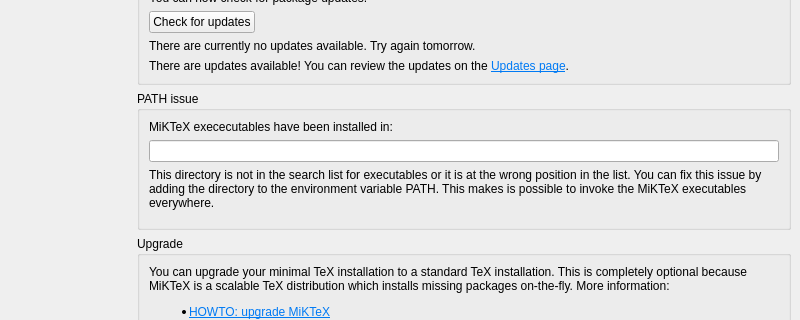
Above: Programs/MiKTeX/Console/Qt/mainwindow.ui from MiKTeX/miktex before the change; both pictures show x 0 to 800 and y 348 to 668 of the 800 by 777 pixel window. Below: the same form after it.
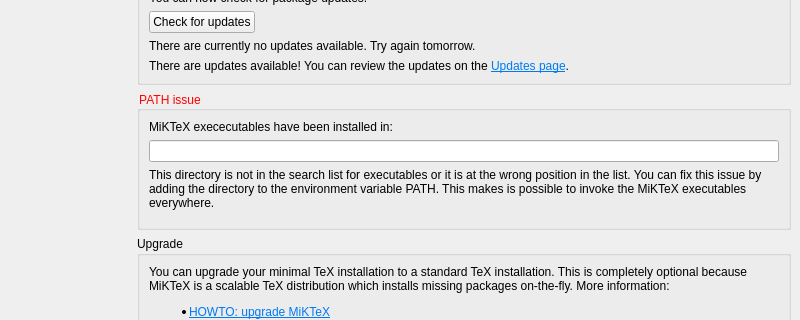
That is the form after the change. The open tabs and pages were chosen to show the change. Icons and pictures are not drawn.

Commit message: MiKTeX Console

```diff
--- a/Programs/MiKTeX/Console/Qt/mainwindow.ui
+++ b/Programs/MiKTeX/Console/Qt/mainwindow.ui
@@ -661,6 +661,11 @@
            </item>
            <item>
             <widget class="QGroupBox" name="groupPathIssue">
+             <property name="styleSheet">
+              <string notr="true">QGroupBox::title {
+color: red;
+}</string>
+             </property>
              <property name="title">
               <string>PATH issue</string>
              </property>
```
Left out of the diff: 2 changed lines with no effect on the pictures. The commit also changes 1 other file.
